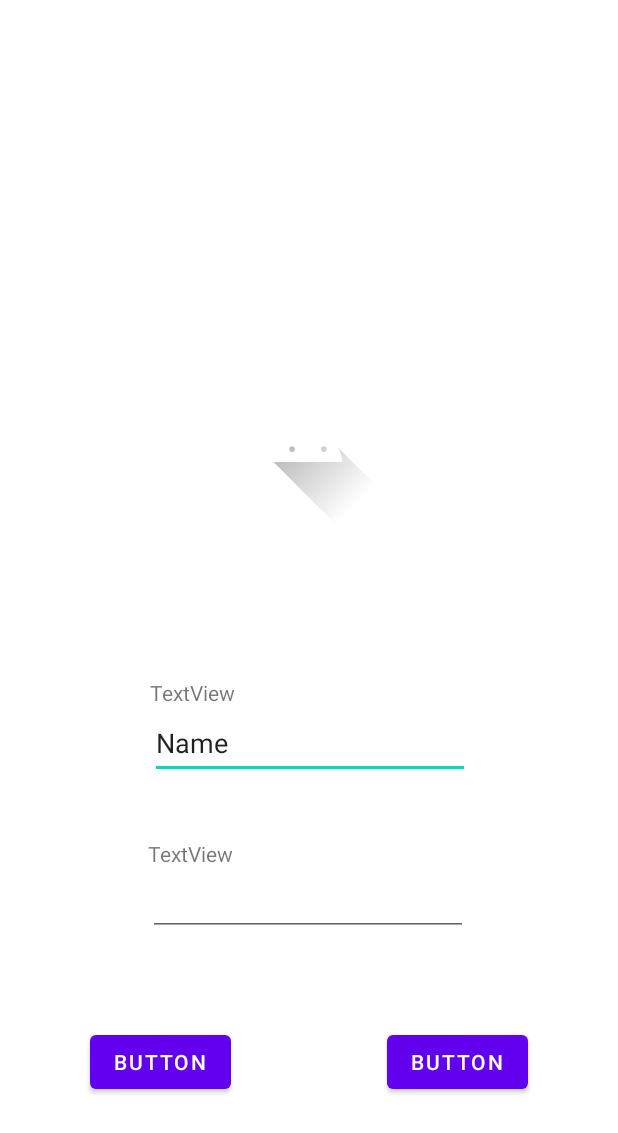
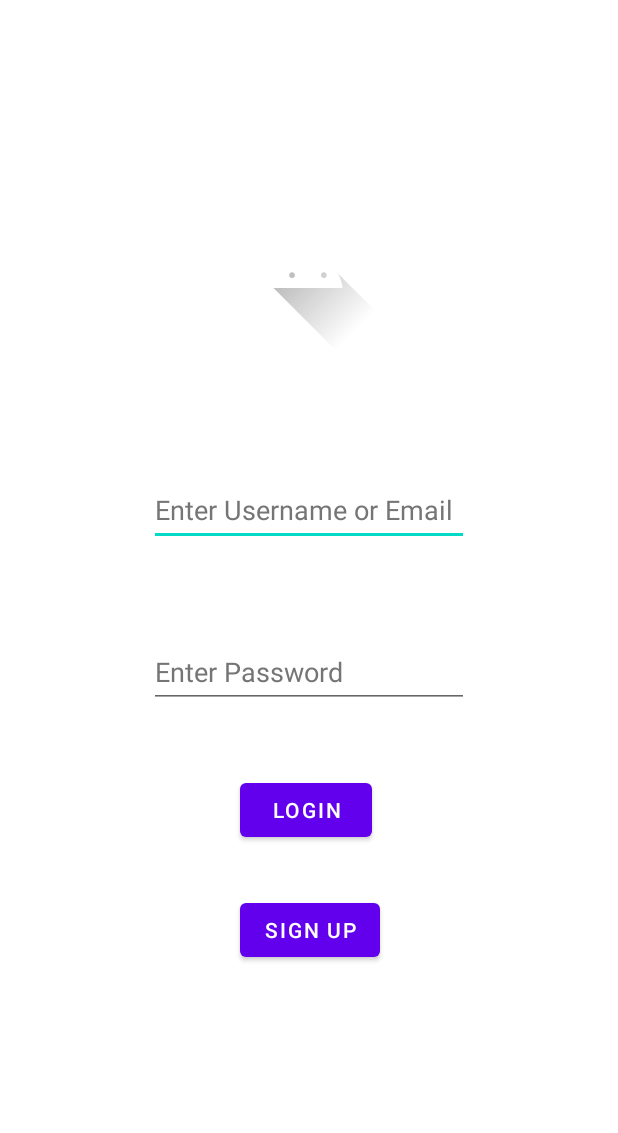
Before and after one commit to Bryan-98/RareFinds, an Android app: the layout activity_login.xml on its own in the app's theme, with its tools: preview values and no code run, on a phone screen of 412 x 824 dp. Shown: the top 1133 px of the screen. Run offline under Robolectric (Android 15) with nearby library versions, the phone set to English and light mode, and no system bars.

Commit message:
- Added User, Collection, and Library models - Added a login activity - Update sql statment calls

```diff
--- a/app/src/main/java/com/example/rare_finds/controllers/AddingCategory.kt
+++ b/app/src/main/java/com/example/rare_finds/controllers/AddingCategory.kt
@@ -40,7 +40,7 @@ class AddingCategory : AppCompatActivity() {
             val col = sqlData.col
             val act = sqlData.activity
             if (con != null) {
-                db?.insertTable(table, col, "'${editTextName.text}','${editTextDescription.text}'")
+                db?.insertTable(table, col, "'${0}','${editTextName.text}','${editTextDescription.text}','${0}'")
             }
             val intent = getActivity(act)
             startActivity(intent)
--- a/app/src/main/java/com/example/rare_finds/controllers/RecyclerAdapter.kt
+++ b/app/src/main/java/com/example/rare_finds/controllers/RecyclerAdapter.kt
@@ -11,7 +11,7 @@ import edu.practice.utils.shared.com.example.rare_finds.sqlconnection.Connection
 import edu.practice.utils.shared.com.example.rare_finds.sqlconnection.DatabaseHelper
 import java.io.Serializable
 
-class RecyclerAdapter: RecyclerView.Adapter<RecyclerAdapter.ViewHolder>() {
+class RecyclerAdapter(userID : Int): RecyclerView.Adapter<RecyclerAdapter.ViewHolder>() {
 
     private var catList = arrayListOf<Category>()
     private lateinit var listener : OnItemClickListener
@@ -19,7 +19,7 @@ class RecyclerAdapter: RecyclerView.Adapter<RecyclerAdapter.ViewHolder>() {
     init {
         val con = ConnectionHelper().dbConn()
         val db = con?.let { DatabaseHelper(it) }
-        val cat = db?.fillCategoryList()
+        val cat = db?.fillCategoryList(userID)
         if (cat != null) {
             catList = cat
         }
--- /dev/null
+++ b/app/src/main/java/com/example/rare_finds/models/Collection.kt
@@ -0,0 +1,6 @@
+package edu.practice.utils.shared.com.example.rare_finds.models
+
+import android.media.Image
+import java.io.Serializable
+
+data class Collection(val ColId:Int, val colName: String, val colDescription: String, val year: Int, val Price: Double, val publisher: String, val genre: String, val colImage: Image, val userId: Int):Serializable
--- /dev/null
+++ b/app/src/main/java/com/example/rare_finds/models/Library.kt
@@ -0,0 +1,6 @@
+package edu.practice.utils.shared.com.example.rare_finds.models
+
+import android.media.Image
+import java.io.Serializable
+
+data class Library(val libId: Int, val libName: String, val libDescription: String, val year: Int, val libImage: Image, val price: Double, val publisher: String, val genre: String, val colId: Int):Serializable
--- /dev/null
+++ b/app/src/main/java/com/example/rare_finds/models/User.kt
@@ -0,0 +1,6 @@
+package edu.practice.utils.shared.com.example.rare_finds.models
+
+import android.media.Image
+import java.io.Serializable
+
+data class User(val userId:Int, val userName: String, val email: String):Serializable
--- a/app/src/main/res/layout/activity_login.xml
+++ b/app/src/main/res/layout/activity_login.xml
@@ -4,78 +4,67 @@
     xmlns:tools="http://schemas.android.com/tools"
     android:layout_width="match_parent"
     android:layout_height="match_parent"
-    tools:context=".LoginActivity">
+    tools:context=".login.LoginActivity">
 
     <ImageView
         android:id="@+id/imageView"
         android:layout_width="wrap_content"
         android:layout_height="wrap_content"
-        android:layout_marginBottom="100dp"
-        app:layout_constraintBottom_toTopOf="@+id/textView"
+        android:layout_marginTop="128dp"
+        android:contentDescription="@string/img_description"
         app:layout_constraintEnd_toEndOf="parent"
         app:layout_constraintHorizontal_bias="0.498"
         app:layout_constraintStart_toStartOf="parent"
-        app:srcCompat="@drawable/ic_launcher_foreground" />
+        app:layout_constraintTop_toTopOf="parent"
+        app:srcCompat="@drawable/ic_launcher_foreground"
+        tools:ignore="ImageContrastCheck"
+        tools:srcCompat="@tools:sample/avatars" />
 
-    <TextView
-        android:id="@+id/textView"
+    <EditText
+        android:id="@+id/userName"
         android:layout_width="wrap_content"
         android:layout_height="wrap_content"
-        android:text="TextView"
-        app:layout_constraintBottom_toTopOf="@+id/editTextTextPersonName"
-        app:layout_constraintStart_toStartOf="@+id/editTextTextPersonName" />
+        android:layout_marginTop="80dp"
+        android:ems="10"
+        android:hint="@string/user_name"
+        android:inputType="textPersonName"
+        android:minHeight="48dp"
+        android:textColorHint="#757575"
+        app:layout_constraintEnd_toEndOf="parent"
+        app:layout_constraintStart_toStartOf="parent"
+        app:layout_constraintTop_toBottomOf="@+id/imageView"
+        android:autofillHints="" />
 
     <EditText
-        android:id="@+id/editTextTextPersonName"
-        android:layout_width="wrap_content"
-        android:layout_height="wrap_content"
-        android:layout_marginBottom="40dp"
-        android:ems="10"
-        android:inputType="textPersonName"
-        android:minHeight="48dp"
-        android:text="Name"
-        app:layout_constraintBottom_toTopOf="@+id/textView2"
-        app:layout_constraintEnd_toEndOf="parent"
-        app:layout_constraintHorizontal_bias="0.502"
-        app:layout_constraintStart_toStartOf="parent" />
-
-    <TextView
-        android:id="@+id/textView2"
-        android:layout_width="wrap_content"
-        android:layout_height="wrap_content"
-        android:text="TextView"
-        app:layout_constraintBottom_toTopOf="@+id/editTextTextPassword"
-        app:layout_constraintStart_toStartOf="@+id/editTextTextPassword" />
-
-    <Button
-        android:id="@+id/button"
-        android:layout_width="wrap_content"
-        android:layout_height="wrap_content"
-        android:layout_marginStart="60dp"
-        android:layout_marginTop="60dp"
-        android:text="Button"
-        app:layout_constraintStart_toStartOf="parent"
-        app:layout_constraintTop_toBottomOf="@+id/editTextTextPassword" />
-
-    <Button
-        android:id="@+id/button2"
+        android:id="@+id/userPassword"
         android:layout_width="wrap_content"
         android:layout_height="wrap_content"
         android:layout_marginTop="60dp"
-        android:layout_marginEnd="60dp"
-        android:text="Button"
-        app:layout_constraintEnd_toEndOf="parent"
-        app:layout_constraintTop_toBottomOf="@+id/editTextTextPassword" />
+        android:ems="10"
+        android:hint="@string/user_pass"
+        android:inputType="textPassword"
+        android:minHeight="48dp"
+        android:textColorHint="#757575"
+        app:layout_constraintStart_toStartOf="@+id/userName"
+        app:layout_constraintTop_toBottomOf="@+id/userName"
+        android:autofillHints="" />
 
-    <EditText
-        android:id="@+id/editTextTextPassword"
+    <Button
+        android:id="@+id/btnLogin"
         android:layout_width="wrap_content"
         android:layout_height="wrap_content"
-        android:layout_marginBottom="200dp"
-        android:ems="10"
-        android:inputType="textPassword"
-        app:layout_constraintBottom_toBottomOf="parent"
-        app:layout_constraintEnd_toEndOf="parent"
-        app:layout_constraintHorizontal_bias="0.497"
-        app:layout_constraintStart_toStartOf="parent" />
+        android:layout_marginStart="160dp"
+        android:layout_marginTop="44dp"
+        android:text="@string/btn_login"
+        app:layout_constraintStart_toStartOf="parent"
+        app:layout_constraintTop_toBottomOf="@+id/userPassword" />
+
+    <Button
+        android:id="@+id/btnSignup"
+        android:layout_width="wrap_content"
+        android:layout_height="wrap_content"
+        android:layout_marginTop="124dp"
+        android:text="@string/btn_signup"
+        app:layout_constraintStart_toStartOf="@+id/btnLogin"
+        app:layout_constraintTop_toBottomOf="@+id/userPassword" />
 </androidx.constraintlayout.widget.ConstraintLayout>
--- a/app/src/main/res/values/strings.xml
+++ b/app/src/main/res/values/strings.xml
@@ -10,4 +10,11 @@
     <string name="cancel_category_name">Cancel</string>
     <string name="image_category">Category Image</string>
 
+    <!--Login Strings-->
+    <string name="user_name">Enter Username or Email</string>
+    <string name="user_pass">Enter Password</string>
+    <string name="btn_signup">Sign Up</string>
+    <string name="btn_login">Login</string>
+    <string name="img_description">User Avatar</string>
+    <string name="user_img"/>
 </resources>
--- a/build.gradle
+++ b/build.gradle
@@ -2,7 +2,7 @@
 plugins {
     id 'com.android.application' version '7.1.3' apply false
     id 'com.android.library' version '7.1.3' apply false
-    id 'org.jetbrains.kotlin.android' version '1.6.20' apply false
+    id 'org.jetbrains.kotlin.android' version '1.6.21' apply false
 }
 
 task clean(type: Delete) {
```
Also changed, not shown: app/src/main/AndroidManifest.xml (+9 -7 lines), app/src/main/java/com/example/rare_finds/activities/MainActivity.kt (+5 -3 lines), app/src/main/java/com/example/rare_finds/login/LoginActivity.kt (added, +43 -0 lines), app/src/main/java/com/example/rare_finds/sqlconnection/DatabaseHelper.kt (+29 -6 lines).
